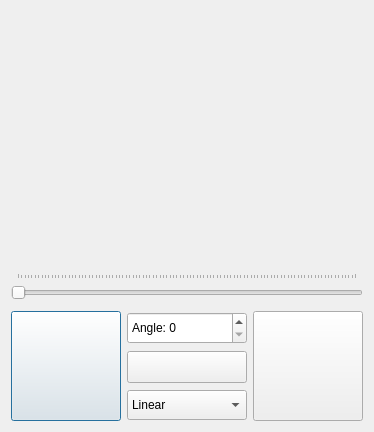
Qt form UIDecorator/GradientDialog.ui (Bazzzukasss/UIDecorator) before a commit.
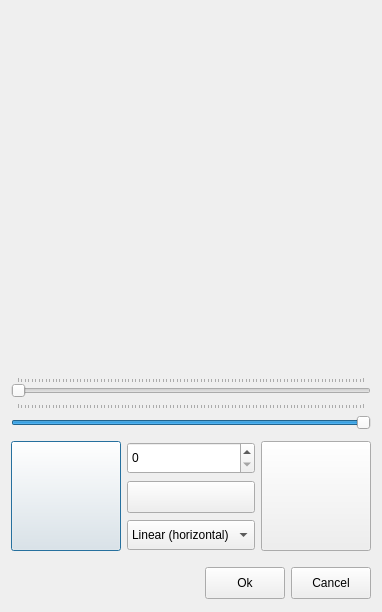
The same form after that commit.

Commit message: REFACTORED: Gradient selection dialog improved.

```diff
--- a/UIDecorator/GradientDialog.ui
+++ b/UIDecorator/GradientDialog.ui
@@ -6,8 +6,8 @@
    <rect>
     <x>0</x>
     <y>0</y>
-    <width>370</width>
-    <height>423</height>
+    <width>378</width>
+    <height>612</height>
    </rect>
   </property>
   <property name="windowTitle">
@@ -18,23 +18,45 @@
     <widget class="QWidget" name="mDemoWidget" native="true">
      <property name="minimumSize">
       <size>
-       <width>256</width>
-       <height>256</height>
+       <width>360</width>
+       <height>360</height>
       </size>
      </property>
     </widget>
    </item>
    <item>
-    <widget class="QSlider" name="mSlider">
+    <widget class="QSlider" name="mPointSlider1">
+     <property name="maximum">
+      <number>100</number>
+     </property>
+     <property name="orientation">
+      <enum>Qt::Horizontal</enum>
+     </property>
+     <property name="tickPosition">
+      <enum>QSlider::TicksAbove</enum>
+     </property>
+    </widget>
+   </item>
+   <item>
+    <widget class="QSlider" name="mPointSlider2">
      <property name="minimumSize">
       <size>
        <width>0</width>
        <height>32</height>
       </size>
      </property>
+     <property name="maximumSize">
+      <size>
+       <width>16777215</width>
+       <height>32</height>
+      </size>
+     </property>
      <property name="maximum">
       <number>100</number>
      </property>
+     <property name="value">
+      <number>100</number>
+     </property>
      <property name="orientation">
       <enum>Qt::Horizontal</enum>
      </property>
@@ -90,9 +112,6 @@
         <property name="text">
          <string/>
         </property>
-        <property name="flat">
-         <bool>false</bool>
-        </property>
        </widget>
       </item>
       <item>
@@ -140,7 +159,7 @@
             </size>
            </property>
            <property name="prefix">
-            <string>Angle: </string>
+            <string/>
            </property>
            <property name="maximum">
             <number>360</number>
@@ -188,7 +207,12 @@
            </property>
            <item>
             <property name="text">
-             <string>Linear</string>
+             <string>Linear (horizontal)</string>
+            </property>
+           </item>
+           <item>
+            <property name="text">
+             <string>Linear (vertical)</string>
             </property>
            </item>
            <item>
@@ -223,8 +247,80 @@
         <property name="text">
          <string/>
         </property>
-        <property name="flat">
-         <bool>false</bool>
+       </widget>
+      </item>
+     </layout>
+    </widget>
+   </item>
+   <item>
+    <widget class="QFrame" name="frame_3">
+     <property name="frameShape">
+      <enum>QFrame::NoFrame</enum>
+     </property>
+     <property name="frameShadow">
+      <enum>QFrame::Raised</enum>
+     </property>
+     <layout class="QHBoxLayout" name="horizontalLayout_2">
+      <property name="leftMargin">
+       <number>0</number>
+      </property>
+      <property name="topMargin">
+       <number>9</number>
+      </property>
+      <property name="rightMargin">
+       <number>0</number>
+      </property>
+      <property name="bottomMargin">
+       <number>0</number>
+      </property>
+      <item>
+       <spacer name="horizontalSpacer">
+        <property name="orientation">
+         <enum>Qt::Horizontal</enum>
+        </property>
+        <property name="sizeHint" stdset="0">
+         <size>
+          <width>40</width>
+          <height>20</height>
+         </size>
+        </property>
+       </spacer>
+      </item>
+      <item>
+       <widget class="QPushButton" name="mButtonOk">
+        <property name="minimumSize">
+         <size>
+          <width>0</width>
+          <height>32</height>
+         </size>
+        </property>
+        <property name="maximumSize">
+         <size>
+          <width>16777215</width>
+          <height>32</height>
+         </size>
+        </property>
+        <property name="text">
+         <string>Ok</string>
+        </property>
+       </widget>
+      </item>
+      <item>
+       <widget class="QPushButton" name="mButtonCancel">
+        <property name="minimumSize">
+         <size>
+          <width>0</width>
+          <height>32</height>
+         </size>
+        </property>
+        <property name="maximumSize">
+         <size>
+          <width>16777215</width>
+          <height>32</height>
+         </size>
+        </property>
+        <property name="text">
+         <string>Cancel</string>
         </property>
        </widget>
       </item>
```
Left out of the diff: 2 changed lines with no effect on the pictures. The commit also changes 6 other files.
